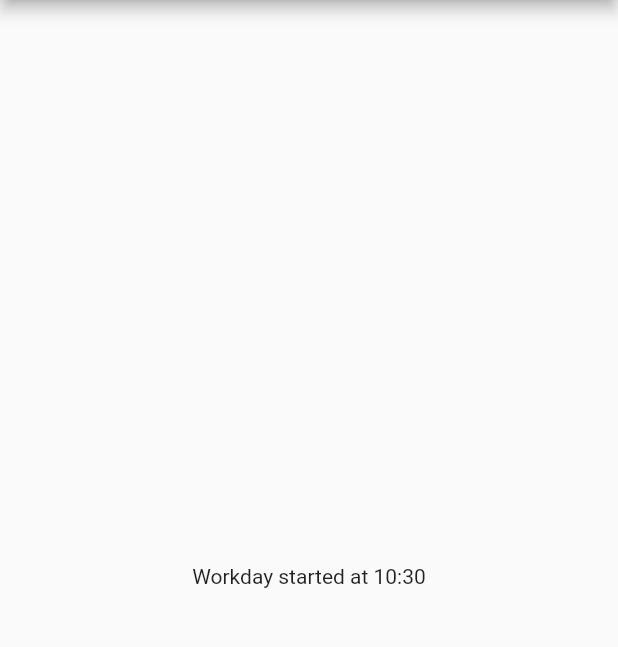
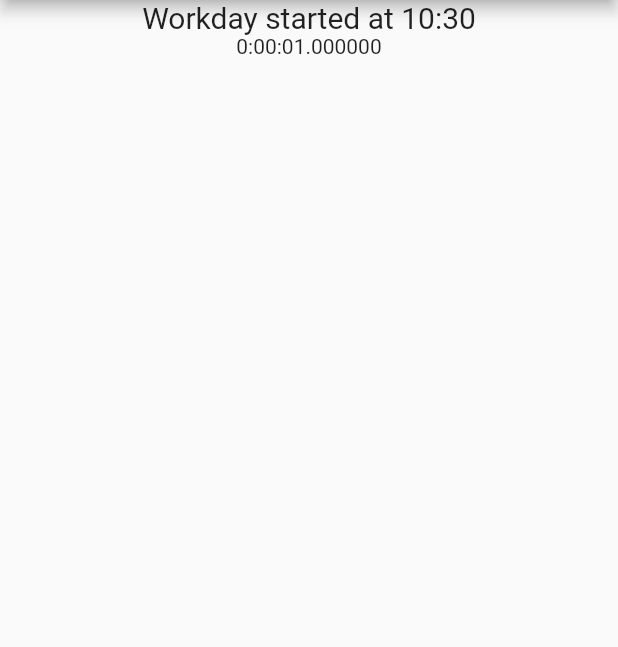
Before and after one commit to pachisi456/clocktrol, a Flutter app: the screen it shows after launch, after a tap on "Start workday now", on a phone screen of 412 x 824 dp, the part 84-731 px from its top. Run offline on Flutter 3.47's test engine with Material 2 defaults, Android fonts, the phone set to English and light mode, and no system bars.

Commit message:
Add `_workingSince` duration

```diff
--- a/lib/track-page.dart
+++ b/lib/track-page.dart
@@ -1,4 +1,5 @@
 import 'package:flutter/material.dart';
+import 'dart:async';
 
 class TrackPage extends StatefulWidget {
   @override
@@ -7,6 +8,7 @@ class TrackPage extends StatefulWidget {
 
 class _TrackPageState extends State<TrackPage> {
   DateTime _start;
+  Duration _workingSince;
 
   @override
   Widget build(BuildContext context) {
@@ -42,9 +44,7 @@ class _TrackPageState extends State<TrackPage> {
       ),
       RaisedButton(
         onPressed: () {
-          setState(() {
-            _start = DateTime.now();
-          });
+          _startWorkday();
         },
         child: Text(
           'Start workday now',
@@ -55,7 +55,25 @@ class _TrackPageState extends State<TrackPage> {
   }
 
   Widget _buildStarted() {
-    return Text(
-        'Workday started at ${_start.hour.toString()}:${_start.minute.toString()}');
+    return Column(children: <Widget>[
+      Text(
+        'Workday started at ${_start.hour.toString()}:${_start.minute.toString()}',
+        style: TextStyle(fontSize: 20),
+      ),
+      Text('$_workingSince')
+    ]);
+  }
+
+  void _startWorkday() {
+    setState(() {
+      _start = DateTime.now();
+    });
+    Timer.periodic(Duration(seconds: 1), (Timer t) => _setWorkingSince());
+  }
+
+  void _setWorkingSince() {
+    setState(() {
+     _workingSince = DateTime.now().difference(_start);
+    });
   }
 }
```
